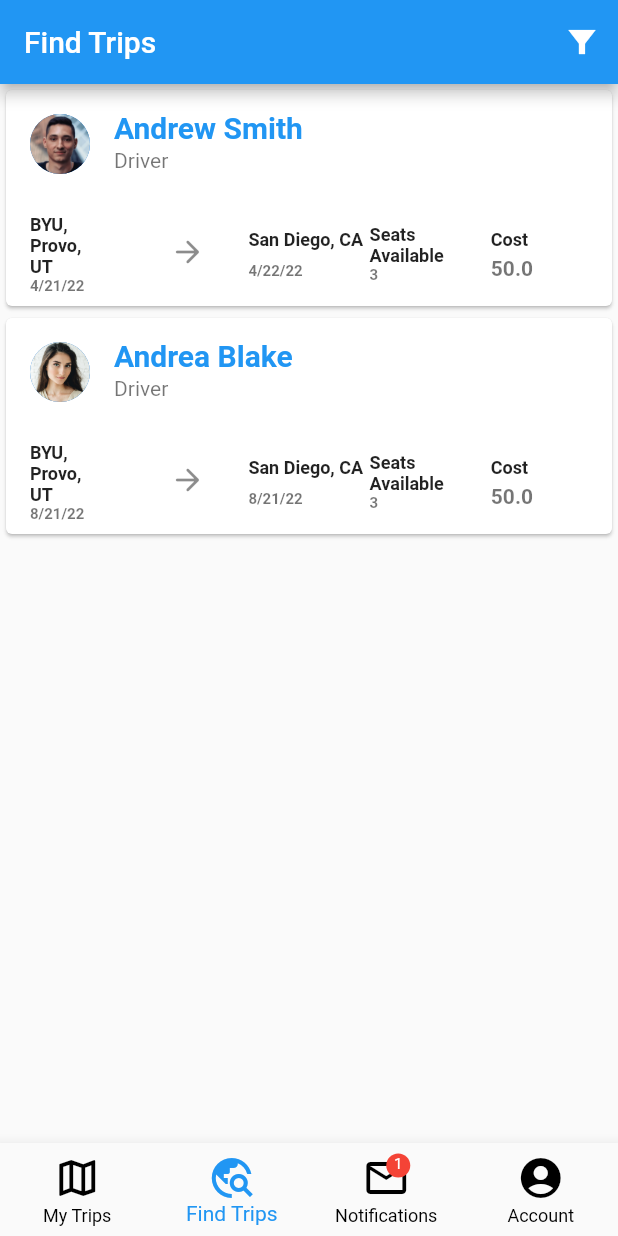
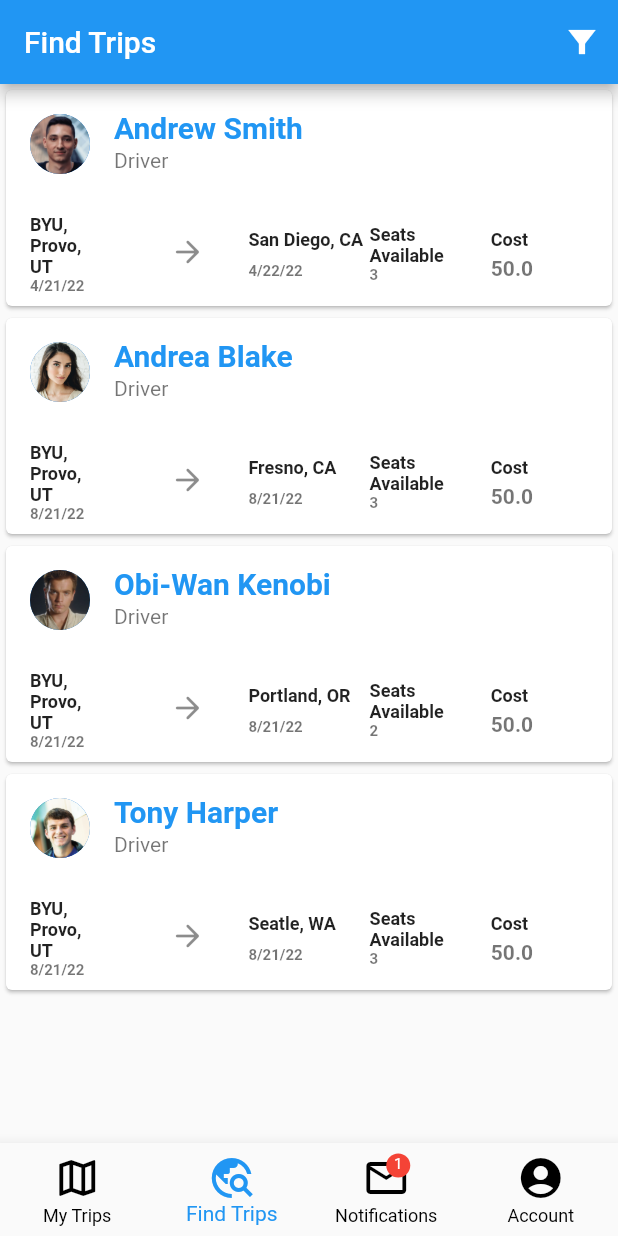
Before and after one commit to rcaina/Passenger, a Flutter app: the screen it shows after launch, item 2 of the bottom bar chosen, on a phone screen of 412 x 824 dp. Run offline on Flutter 3.47's test engine with Material 2 defaults, Android fonts, the phone set to English and light mode, and no system bars; our stand-ins replace date_time_picker, google_maps_flutter, settings_ui; missing offline and left inert: flutter_polyline_points.

Commit message:
Add more user and trip data

```diff
--- a/lib/globals.dart
+++ b/lib/globals.dart
@@ -1,31 +1,31 @@
-String currentUserId = "0";
+String currentUserId = "driver-0";
 
 //myTips = trips["driverUserId"] == currentUserId || tris["passenger"].contains("userId" == currentUserId)
 
 Map<String, dynamic> trips = {
   "0": {
-    "driverUserId": "0",
+    "driverUserId": "driver-0",
     "startLocation": "BYU, Provo, UT",
     "destination": "Austin, TX",
     "departureDateTime": "4/21/22",
     "arrivalDateTime": "4/22/22",
     "availableSeats": 2,
-    "passengerCost": 70.50,
+    "passengerCost": 75,
     "passengers": [
       {
-        "userId": "1",
+        "userId": "passenger-0",
         "status": "confirmed", // requested | confirmed
         "destination": "Amarillo, Tx"
       },
       {
-        "userId": "2",
+        "userId": "passenger-1",
         "status": "requested", // requested | confirmed
         "destination": "Dallas, Tx"
       }
     ]
   },
   "1": {
-    "driverUserId": "1",
+    "driverUserId": "driver-1",
     "startLocation": "BYU, Provo, UT",
     "destination": "San Diego, CA",
     "departureDateTime": "4/21/22",
@@ -34,21 +34,41 @@ Map<String, dynamic> trips = {
     "passengerCost": 50.00,
     "passengers": [
       {
-        "userId": "3",
+        "userId": "passenger-0",
         "status": "confirmed", // requested | confirmed
         "destination": "Las Vegas, NV"
       },
       {
-        "userId": "2",
+        "userId": "passenger-1",
         "status": "confirmed", // requested | confirmed
         "destination": "Los Angeles, CA"
       }
     ]
   },
   "2": {
-    "driverUserId": "2",
+    "driverUserId": "driver-2",
     "startLocation": "BYU, Provo, UT",
-    "destination": "San Diego, CA",
+    "destination": "Fresno, CA",
+    "departureDateTime": "8/21/22",
+    "arrivalDateTime": "8/21/22",
+    "availableSeats": 3,
+    "passengerCost": 50.00,
+    "passengers": []
+  },
+  "3": {
+    "driverUserId": "driver-3",
+    "startLocation": "BYU, Provo, UT",
+    "destination": "Portland, OR",
+    "departureDateTime": "8/21/22",
+    "arrivalDateTime": "8/21/22",
+    "availableSeats": 2,
+    "passengerCost": 50.00,
+    "passengers": []
+  },
+  "4": {
+    "driverUserId": "passenger-2",
+    "startLocation": "BYU, Provo, UT",
+    "destination": "Seatle, WA",
     "departureDateTime": "8/21/22",
     "arrivalDateTime": "8/21/22",
     "availableSeats": 3,
@@ -58,39 +78,60 @@ Map<String, dynamic> trips = {
 };
 
 Map<String, dynamic> users = {
-  "0": {
+  "driver-0": {
     "name": "Mark Johnson",
     "image": "assets/images/mark.png",
     "phone": "123-456-7890",
     "about": "I am a junior at BYU studying Computer Science!",
     "interests": "I like to listen to music and watch movies"
   },
-  "1": {
+  "driver-1": {
     "name": "Andrew Smith",
     "image": "assets/images/andrew.png",
     "phone": "123-456-7890",
     "about": "I am a junior at BYU studying Computer Science!",
     "interests": "I like to hike",
   },
-  "2": {
+  "driver-2": {
     "name": "Andrea Blake",
     "image": "assets/images/andrea.jpg",
     "phone": "801-904-1254",
     "about": "I love Charlie Puth",
     "interests": "Camping, Hiking"
   },
-  "3": {
+  "driver-3": {
     "name": "Obi-Wan Kenobi",
     "image": "assets/images/obi-wan.jpg",
     "phone": "801-890-1331",
     "about": "I am a Jedi and I trained Darth Vader",
     "interests": "Using the force, Jedi Temple"
   },
+  "passenger-0": {
+    "name": "Megan Farnsworth",
+    "image": "assets/images/megan.png",
+    "phone": "801-890-1331",
+    "about": "I like animals",
+    "interests": "Dogs, cats, horses"
+  },
+  "passenger-1": {
+    "name": "Rick Stanley",
+    "image": "assets/images/rick.png",
+    "phone": "801-890-1331",
+    "about": "I am a junior at BYU studying Computer Science!",
+    "interests": "Movies, board games, skiing"
+  },
+  "passenger-2": {
+    "name": "Tony Harper",
+    "image": "assets/images/tony.png",
+    "phone": "801-890-1331",
+    "about": "I am a junior at BYU studying Computer Science!",
+    "interests": "Movies, board games, skiing"
+  },
 };
 
 Map<String, dynamic> requests = {
   "0": {
-    "passengerId": "2",
+    "passengerId": "passenger-1",
     "tripId": "0",
     "passengerDestination": "Dallas, Tx",
     "message": "Hello. Id like to join you.",
@@ -99,19 +140,19 @@ Map<String, dynamic> requests = {
     "read": false,
   },
   "1": {
-    "passengerId": "0",
+    "passengerId": "passenger-0",
     "tripId": "1",
-    "passengerDestination": "Saint George, UT",
-    "message": "Hello. Can you take me to Saint George?",
+    "passengerDestination": "Las Vegas, NV",
+    "message": "Hello. Can you take me to Las Vegas?",
     "passengerContribution": 50.00,
     "status": "denied", // requested, confirmed, or denied
     "read": false,
   },
   "2": {
-    "passengerId": "0",
+    "passengerId": "passenger-1",
     "tripId": "2",
-    "passengerDestination": "Saint George, UT",
-    "message": "Hello. Can you take me to Saint George?",
+    "passengerDestination": "Los Angeles, CA",
+    "message": "Hello. Can you take me to Los Angeles?",
     "passengerContribution": 50.00,
     "status": "confirmed", // requested, confirmed, or denied
     "read": false,
@@ -141,7 +182,7 @@ String destination = "";
 // Dummy request that can be added during demo
 Map<String, dynamic> requestsToJoinAustinTrip = {
   "joinAustinTrip-0": {
-    "passengerId": "1",
+    "passengerId": "passenger-0",
     "tripId": "0",
     "passengerDestination": "Dallas, TX",
     "message": "Hello. Id like to join you.",
@@ -150,7 +191,7 @@ Map<String, dynamic> requestsToJoinAustinTrip = {
     "read": false,
   },
   "joinAustinTrip-1": {
-    "passengerId": "2",
+    "passengerId": "passenger-1",
     "tripId": "0",
     "passengerDestination": "Amarillo, TX",
     "message": "Hello. Can you take me to Amarillo?",
@@ -159,7 +200,7 @@ Map<String, dynamic> requestsToJoinAustinTrip = {
     "read": false,
   },
   "joinAustinTrip-2": {
-    "passengerId": "3",
+    "passengerId": "passenger-3",
     "tripId": "0",
     "passengerDestination": "Santa Fe, NM",
     "message": "Hello. Can you take me to Santa Fe?",
--- a/lib/view/account.dart
+++ b/lib/view/account.dart
@@ -1,6 +1,7 @@
 import 'package:flutter/material.dart';
 import 'package:passenger/view/profile.dart';
 import 'package:settings_ui/settings_ui.dart';
+import 'package:passenger/globals.dart' as globals;
 
 class Account extends StatefulWidget {
   const Account({Key? key}) : super(key: key);
@@ -26,7 +27,9 @@ class _AccountState extends State<Account> {
                 onPressed: (BuildContext context) {
                   Navigator.push(
                     context,
-                    MaterialPageRoute(builder: (context) => Profile()),
+                    MaterialPageRoute(
+                        builder: (context) =>
+                            Profile(userId: globals.currentUserId)),
                   );
                 },
               ),
--- a/lib/view/profile.dart
+++ b/lib/view/profile.dart
@@ -3,7 +3,7 @@ import 'package:passenger/globals.dart' as globals;
 import 'package:url_launcher/url_launcher.dart';
 
 class Profile extends StatefulWidget {
-  const Profile({Key? key, this.userId = "0"}) : super(key: key);
+  const Profile({Key? key, this.userId = "driver-0"}) : super(key: key);
 
   final String userId;
 
@@ -79,6 +79,7 @@ class _ProfileState extends State<Profile> {
       ),
     );
   }
+
   void _launchMessages(String phoneNumber) async {
     var uri = 'sms:+91888888888';
     if (await canLaunch(uri)) {
```
Also changed, not shown: lib/view/requestDetails.dart (+14 -9 lines), assets/images/rick.png (added), assets/images/tony.png (added), 2 other files.
